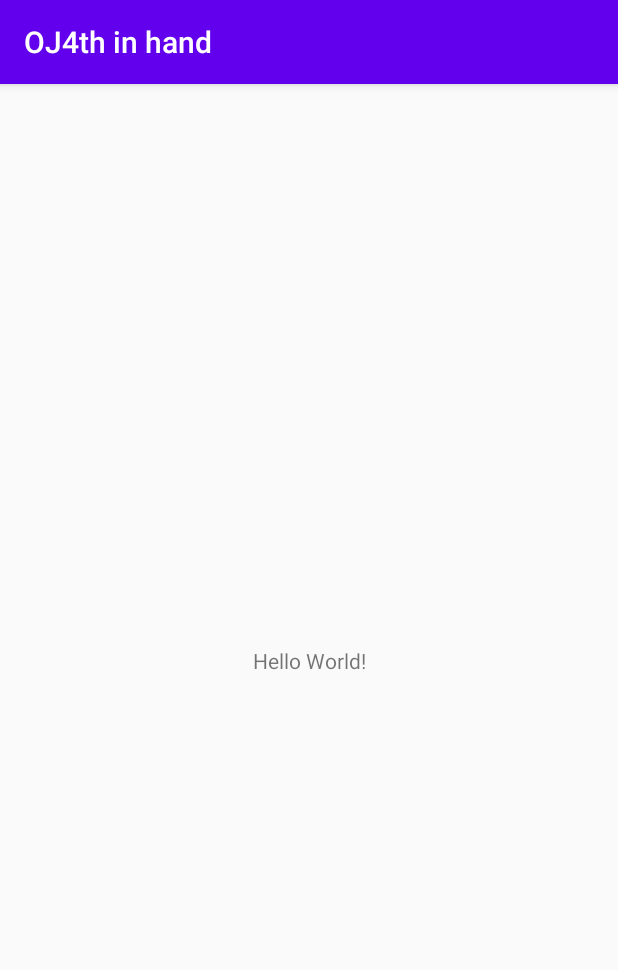
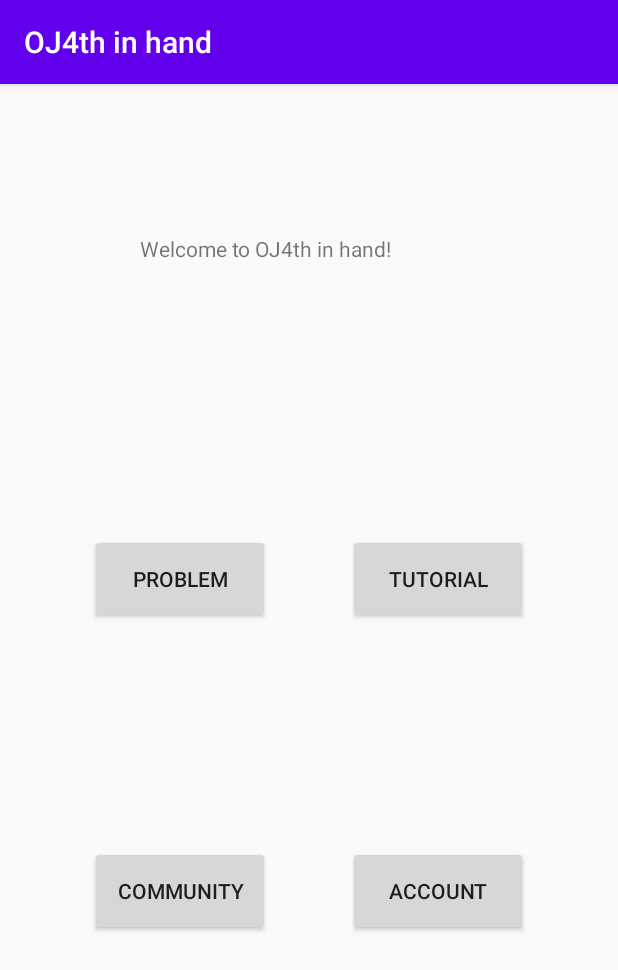
Before and after one commit to Bazoka13/summer2020-work-, an Android app: the screen it shows after launch (MainActivity), on a phone screen of 412 x 824 dp. Shown: the top 970 px of the screen. Run offline under Robolectric (Android 15) with nearby library versions, the phone set to English and light mode, and no system bars.

Commit message:
Just MainAcctivity

```diff
--- a/OJ4thinhand/app/src/main/res/layout/activity_main.xml
+++ b/OJ4thinhand/app/src/main/res/layout/activity_main.xml
@@ -6,13 +6,57 @@
     android:layout_height="match_parent"
     tools:context=".MainActivity">
 
-    <TextView
-        android:layout_width="wrap_content"
-        android:layout_height="wrap_content"
-        android:text="Hello World!"
-        app:layout_constraintBottom_toBottomOf="parent"
-        app:layout_constraintLeft_toLeftOf="parent"
-        app:layout_constraintRight_toRightOf="parent"
+    <Button
+        android:id="@+id/button"
+        android:layout_width="120dp"
+        android:layout_height="60dp"
+        android:layout_marginStart="60dp"
+        android:layout_marginTop="300dp"
+        android:onClick="watchProblem"
+        android:text="@string/button_problemset"
+        app:layout_constraintStart_toStartOf="parent"
         app:layout_constraintTop_toTopOf="parent" />
 
+    <Button
+        android:id="@+id/button2"
+        android:layout_width="120dp"
+        android:layout_height="60dp"
+        android:layout_marginEnd="60dp"
+        android:onClick="watchAccount"
+        android:text="@string/button_account"
+        app:layout_constraintBaseline_toBaselineOf="@+id/button3"
+        app:layout_constraintEnd_toEndOf="parent" />
+
+    <Button
+        android:id="@+id/button3"
+        android:layout_width="120dp"
+        android:layout_height="60dp"
+        android:layout_marginStart="60dp"
+        android:layout_marginBottom="200dp"
+        android:onClick="watchCommunity"
+        android:text="@string/button_community"
+        app:layout_constraintBottom_toBottomOf="parent"
+        app:layout_constraintStart_toStartOf="parent" />
+
+    <Button
+        android:id="@+id/button4"
+        android:layout_width="120dp"
+        android:layout_height="60dp"
+        android:layout_marginEnd="60dp"
+        android:onClick="watchTutorial"
+        android:text="@string/button_tutorials"
+        app:layout_constraintBaseline_toBaselineOf="@+id/button"
+        app:layout_constraintEnd_toEndOf="parent" />
+
+    <TextView
+        android:id="@+id/textView"
+        android:layout_width="225dp"
+        android:layout_height="96dp"
+        android:layout_marginStart="93dp"
+        android:layout_marginTop="100dp"
+        android:layout_marginEnd="93dp"
+        android:text="@string/welcome"
+        app:layout_constraintEnd_toEndOf="parent"
+        app:layout_constraintStart_toStartOf="parent"
+        app:layout_constraintTop_toTopOf="parent" />
 </androidx.constraintlayout.widget.ConstraintLayout>
--- a/OJ4thinhand/app/src/main/res/values/strings.xml
+++ b/OJ4thinhand/app/src/main/res/values/strings.xml
@@ -1,3 +1,11 @@
 <resources>
     <string name="app_name">OJ4th in hand</string>
+    <string name="name">Name</string>
+    <string name="welcome">Welcome to OJ4th in hand!</string>
+    <string name="edit_message">Enter a message</string>
+    <string name="button_send">Log in</string>
+    <string name="button_problemset">Problem</string>
+    <string name="button_tutorials">Tutorial</string>
+    <string name="button_account">Account</string>
+    <string name="button_community">Community</string>
 </resources>
```
Also changed, not shown: OJ4thinhand/app/src/main/AndroidManifest.xml (+30 -0 lines), OJ4thinhand/app/src/main/java/com/example/oj4thinhand/AccountActivity.kt (added, +11 -0 lines), OJ4thinhand/app/src/main/java/com/example/oj4thinhand/CommunityActivity.kt (added, +11 -0 lines), OJ4thinhand/app/src/main/java/com/example/oj4thinhand/LoginActivity.kt (added, +11 -0 lines), OJ4thinhand/app/src/main/java/com/example/oj4thinhand/MainActivity.kt (+32 -0 lines), OJ4thinhand/app/src/main/java/com/example/oj4thinhand/ProblemActivity.kt (added, +11 -0 lines), OJ4thinhand/app/src/main/java/com/example/oj4thinhand/TutorialActivity.kt (added, +11 -0 lines), OJ4thinhand/app/src/main/res/layout/activity_account.xml (added, +9 -0 lines), OJ4thinhand/app/src/main/res/layout/activity_community.xml (added, +9 -0 lines), OJ4thinhand/app/src/main/res/layout/activity_login.xml (added, +9 -0 lines), OJ4thinhand/app/src/main/res/layout/activity_problem.xml (added, +9 -0 lines), OJ4thinhand/app/src/main/res/layout/activity_tutorial.xml (added, +9 -0 lines).
